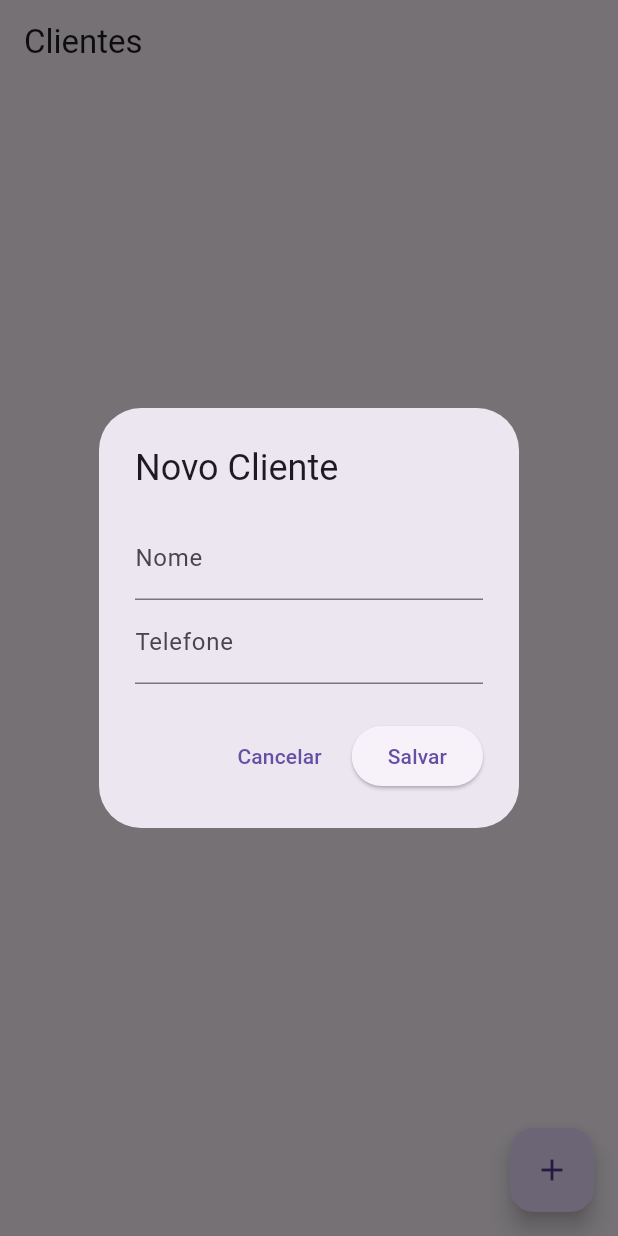
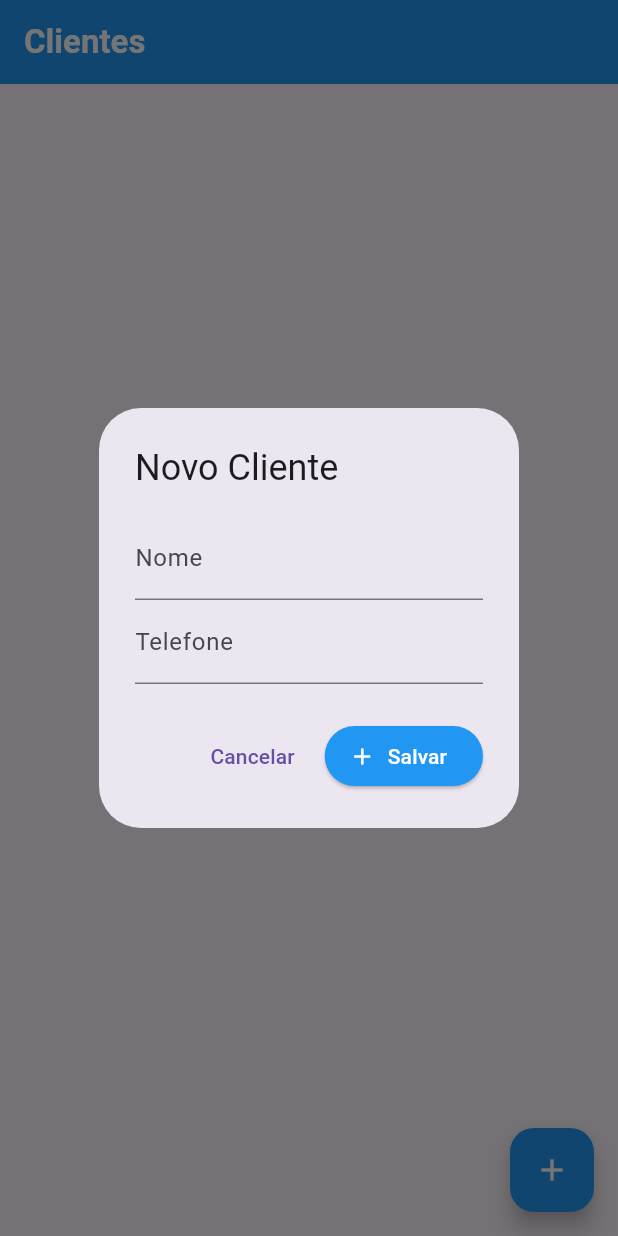
Before and after one commit to DagmarMpheio/offline_first_app, a Flutter app: the screen it shows after launch, after a tap on the "add" icon, on a phone screen of 412 x 824 dp. Run offline on Flutter 3.47's test engine with Material 3 defaults, Android fonts, the phone set to English and light mode, and no system bars; our stand-ins replace firebase_core, flutter_riverpod, hive_ce, hive_ce_flutter; accounts and stored records are empty.

Commit message:
Ja posso comecar

```diff
--- /dev/null
+++ b/lib/core/database/hive_service.dart
@@ -0,0 +1,29 @@
+import 'package:hive_ce_flutter/hive_flutter.dart';
+import 'package:offline_first_app/features/clientes/data/models/cliente.dart';
+
+class HiveService {
+  // Nome da Box
+  static const String clienteBoxName = 'clientes';
+
+  // Instância da Box
+  static late Box<Cliente> clientesBox;
+
+  // Inicializa o Hive
+  static Future<void> init() async {
+    // Inicializa o Hive para Flutter
+    await Hive.initFlutter();
+
+    // Registra o Adapter gerado
+    Hive.registerAdapter(ClienteAdapter());
+
+    // Abre a Box de clientes
+    clientesBox = await Hive.openBox<Cliente>(
+      clienteBoxName,
+    );
+  }
+
+  // Fecha todas as Boxes
+  static Future<void> close() async {
+    await Hive.close();
+  }
+}
--- a/lib/core/database/isar_service.dart
+++ /dev/null
@@ -1,28 +0,0 @@
-import 'package:isar/isar.dart';
-import 'package:offline_first_app/features/clientes/data/models/cliente.dart';
-import 'package:path_provider/path_provider.dart';
-
-// Serviço para gerenciar a base de dados Isar
-class IsarService {
-
-  // Instância da base de dados Isar
-  static late Isar instance;
-
-  // Método para inicializar a base de dados Isar
-  static Future<void> init() async {
-    final dir = await getApplicationDocumentsDirectory();
-
-    // Abrin a base de dados Isar com o esquema do Cliente
-    instance = await Isar.open(
-      [ClienteSchema], // Esquema do modelo Cliente
-      directory: dir.path, // Diretório onde os dados serão armazenados
-      inspector:
-          true, // Permite visualizar o base de dados Isar durante o desenvolvimento
-    );
-  }
-
-  // Método para fechar a base de dados Isar
-  static Future<void> close() async {
-    await instance.close();
-  }
-}
--- a/lib/features/clientes/data/local/cliente_local_datasource.dart
+++ b/lib/features/clientes/data/local/cliente_local_datasource.dart
@@ -1,43 +1,37 @@
-import 'package:isar/isar.dart';
-import 'package:offline_first_app/core/database/isar_service.dart';
+import 'package:hive_ce/hive.dart';
+import 'package:offline_first_app/core/database/hive_service.dart';
 import 'package:offline_first_app/features/clientes/data/models/cliente.dart';
 
-// Classe responsável por gerenciar o acesso local aos dados de clientes usando o Isar como base de dados local.
 class ClienteLocalDataSource {
-  // Instância do IsarService para interagir com a base de dados local.
-  final Isar _isar = IsarService.instance;
+  final Box<Cliente> _box = HiveService.clientesBox;
 
   /// CREATE
   Future<void> addCliente(Cliente cliente) async {
-    await _isar.writeTxn(() async {
-      await _isar.clientes.put(cliente);
-    });
+    await _box.put(cliente.id, cliente);
   }
 
-  /// READ - Lista todos os clientes activos
+  /// READ
   Future<List<Cliente>> getClientes() async {
-    return await _isar.clientes.filter().isDeletedEqualTo(false).findAll();
+    return _box.values.where((cliente) => !cliente.isDeleted).toList();
   }
 
   /// READ - Escuta alterações em tempo real
-  Stream<List<Cliente>> watchClientes() {
-    return _isar.clientes
-        .filter()
-        .isDeletedEqualTo(false)
-        .watch(fireImmediately: true);
+  Stream<List<Cliente>> watchClientes() async* {
+    // 1. Emite estado inicial
+    yield _box.values.where((cliente) => !cliente.isDeleted).toList();
+
+    // 2. Depois escuta mudanças
+    yield* _box.watch().map((event) {
+      return _box.values.where((cliente) => !cliente.isDeleted).toList();
+    });
   }
-  /* Stream<List<Cliente>> watchClientes() {
-    return _isar.clientes.where().watch(fireImmediately: true);
-  } */
 
   /// UPDATE
   Future<void> updateCliente(Cliente cliente) async {
     cliente.updatedAt = DateTime.now();
     cliente.isSynced = false;
 
-    await _isar.writeTxn(() async {
-      await _isar.clientes.put(cliente);
-    });
+    await cliente.save();
   }
 
   /// DELETE (Soft Delete)
@@ -46,13 +40,11 @@ class ClienteLocalDataSource {
     cliente.updatedAt = DateTime.now();
     cliente.isSynced = false;
 
-    await _isar.writeTxn(() async {
-      await _isar.clientes.put(cliente);
-    });
+    await cliente.save();
   }
 
-  /// Buscar clientes pendentes de sincronização
+  /// Busca registros pendentes de sincronização
   Future<List<Cliente>> getPendingSync() async {
-    return await _isar.clientes.filter().isSyncedEqualTo(false).findAll();
+    return _box.values.where((cliente) => !cliente.isSynced).toList();
   }
 }
--- a/lib/features/clientes/data/models/cliente.dart
+++ b/lib/features/clientes/data/models/cliente.dart
@@ -1,33 +1,45 @@
-import 'package:isar/isar.dart';
+import 'package:hive_ce/hive.dart';
 import 'package:uuid/uuid.dart';
 
 part 'cliente.g.dart';
 
-// Modelo de dados do Cliente para a base de dados Isar
-@collection
-class Cliente {
-  // ID interno do Isar
-  Id isarId = Isar.autoIncrement;
+@HiveType(typeId: 0)
+class Cliente extends HiveObject {
 
-  // ID universal usado no Firebase
-  @Index(unique: true)
+  // ID usado no Firebase
+  @HiveField(0)
   String id = const Uuid().v4();
 
   // Dados do cliente
-  late String nome;
+  @HiveField(1)
+  String nome;
 
-  late String telefone;
+  @HiveField(2)
+  String telefone;
 
   // Controle de datas
-  DateTime createdAt = DateTime.now();
+  @HiveField(3)
+  DateTime createdAt;
 
-  DateTime updatedAt = DateTime.now();
+  @HiveField(4)
+  DateTime updatedAt;
 
   // Controle de sincronização
-  @Index()
-  bool isSynced = false;
+  @HiveField(5)
+  bool isSynced;
 
   // Soft Delete
-  @Index()
-  bool isDeleted = false;
+  @HiveField(6)
+  bool isDeleted;
+
+
+  Cliente({
+    required this.nome,
+    required this.telefone,
+    DateTime? createdAt,
+    DateTime? updatedAt,
+    this.isSynced = false,
+    this.isDeleted = false,
+  })  : createdAt = createdAt ?? DateTime.now(),
+        updatedAt = updatedAt ?? DateTime.now();
 }
--- a/lib/features/clientes/presentation/pages/clientes_page.dart
+++ b/lib/features/clientes/presentation/pages/clientes_page.dart
@@ -13,14 +13,21 @@ class ClientesPage extends ConsumerWidget {
 
     return Scaffold(
       appBar: AppBar(
-        title: const Text('Clientes'),
+        title: Text(
+          'Clientes',
+          style: TextStyle(color: Colors.white, fontWeight: FontWeight.bold),
+        ),
+        backgroundColor: Colors.blue,
       ),
 
       body: clientes.when(
         data: (lista) {
           if (lista.isEmpty) {
             return const Center(
-              child: Text('Nenhum cliente cadastrado'),
+              child: Text(
+                'Nenhum cliente cadastrado',
+                style: TextStyle(color: Colors.grey, fontSize: 20),
+              ),
             );
           }
 
@@ -34,19 +41,20 @@ class ClientesPage extends ConsumerWidget {
                 subtitle: Text(cliente.telefone),
 
                 onTap: () {
-                  _mostrarFormulario(
-                    context,
-                    ref,
-                    cliente: cliente,
-                  );
+                  _mostrarFormulario(context, ref, cliente: cliente);
                 },
 
                 trailing: IconButton(
                   icon: const Icon(Icons.delete),
                   onPressed: () async {
-                    await ref
-                        .read(clienteNotifierProvider)
-                        .delete(cliente);
+                    await ref.read(clienteNotifierProvider).delete(cliente);
+
+                    ScaffoldMessenger.of(context).showSnackBar(
+                      const SnackBar(
+                        content: Text('Cliente excluído com sucesso!'),
+                        duration: Duration(seconds: 2),
+                      ),
+                    );
                   },
                 ),
               );
@@ -55,17 +63,14 @@ class ClientesPage extends ConsumerWidget {
         },
 
         loading: () =>
-            const Center(
-              child: CircularProgressIndicator(),
-            ),
+            const Center(child: CircularProgressIndicator(color: Colors.blue)),
 
-        error: (error, stack) =>
-            Center(
-              child: Text(error.toString()),
-            ),
+        error: (error, stack) => Center(child: Text(error.toString())),
       ),
 
       floatingActionButton: FloatingActionButton(
+        backgroundColor: Colors.blue,
+        foregroundColor: Colors.white,
         onPressed: () {
           _mostrarFormulario(context, ref);
         },
@@ -80,41 +85,33 @@ class ClientesPage extends ConsumerWidget {
     WidgetRef ref, {
     Cliente? cliente,
   }) {
-    final nomeController =
-        TextEditingController(
-          text: cliente?.nome ?? '',
-        );
+    final nomeController = TextEditingController(text: cliente?.nome ?? '');
 
-    final telefoneController =
-        TextEditingController(
-          text: cliente?.telefone ?? '',
-        );
+    final telefoneController = TextEditingController(
+      text: cliente?.telefone ?? '',
+    );
 
     showDialog(
       context: context,
       builder: (_) {
         return AlertDialog(
-          title: Text(
-            cliente == null
-                ? 'Novo Cliente'
-                : 'Editar Cliente',
-          ),
+          title: Text(cliente == null ? 'Novo Cliente' : 'Editar Cliente'),
 
           content: Column(
             mainAxisSize: MainAxisSize.min,
             children: [
               TextField(
                 controller: nomeController,
-                decoration: const InputDecoration(
-                  labelText: 'Nome',
-                ),
+                decoration: const InputDecoration(labelText: 'Nome'),
+                textInputAction: TextInputAction.next,
+                keyboardType: TextInputType.name,
               ),
 
               TextField(
                 controller: telefoneController,
-                decoration: const InputDecoration(
-                  labelText: 'Telefone',
-                ),
+                decoration: const InputDecoration(labelText: 'Telefone'),
+                textInputAction: TextInputAction.done,
+                keyboardType: TextInputType.phone,
               ),
             ],
           ),
@@ -128,26 +125,41 @@ class ClientesPage extends ConsumerWidget {
               child: const Text('Cancelar'),
             ),
 
-            ElevatedButton(
+            ElevatedButton.icon(
+              icon: Icon(Icons.add),
+              style: ElevatedButton.styleFrom(
+                backgroundColor: Colors.blue,
+                foregroundColor: Colors.white,
+              ),
               onPressed: () async {
+                if (cliente == null) {
+                  final novo = Cliente(
+                    nome: nomeController.text,
+                    telefone: telefoneController.text,
+                  );
+                  /*   ..nome = nomeController.text
+                    ..telefone = telefoneController.text; */
 
-                if (cliente == null) {
-                  final novo = Cliente()
-                    ..nome = nomeController.text
-                    ..telefone = telefoneController.text;
+                  await ref.read(clienteNotifierProvider).add(novo);
 
-                  await ref
-                      .read(clienteNotifierProvider)
-                      .add(novo);
-
+                  ScaffoldMessenger.of(context).showSnackBar(
+                    const SnackBar(
+                      content: Text('Cliente criado com sucesso!'),
+                      duration: Duration(seconds: 2),
+                    ),
+                  );
                 } else {
-
                   cliente.nome = nomeController.text;
                   cliente.telefone = telefoneController.text;
 
-                  await ref
-                      .read(clienteNotifierProvider)
-                      .update(cliente);
+                  await ref.read(clienteNotifierProvider).update(cliente);
+
+                  ScaffoldMessenger.of(context).showSnackBar(
+                    const SnackBar(
+                      content: Text('Cliente actualizado com sucesso!'),
+                      duration: Duration(seconds: 2),
+                    ),
+                  );
                 }
 
                 if (context.mounted) {
@@ -155,7 +167,7 @@ class ClientesPage extends ConsumerWidget {
                 }
               },
 
-              child: const Text('Salvar'),
+              label: const Text('Salvar'),
             ),
           ],
         );
--- a/lib/main.dart
+++ b/lib/main.dart
@@ -1,12 +1,12 @@
 import 'package:flutter/material.dart';
 import 'package:flutter_riverpod/flutter_riverpod.dart';
-import 'package:offline_first_app/core/database/isar_service.dart';
+import 'package:offline_first_app/core/database/hive_service.dart';
 import 'package:offline_first_app/features/clientes/presentation/pages/clientes_page.dart';
 
 void main() async {
   WidgetsFlutterBinding.ensureInitialized();
 
-  await IsarService.init();
+  await HiveService.init();
 
   runApp(const ProviderScope(child: MyApp()));
 }
```
Also changed, not shown: pubspec.yaml (+4 -5 lines), lib/features/clientes/data/models/cliente.g.dart, lib/hive_registrar.g.dart (added), pubspec.lock, 5 other files.
